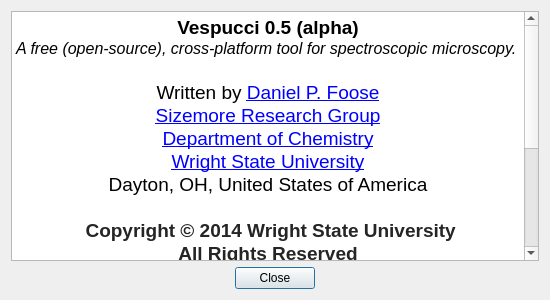
Old version of the form aboutdialog.ui in the repository VespucciProject/Vespucci.
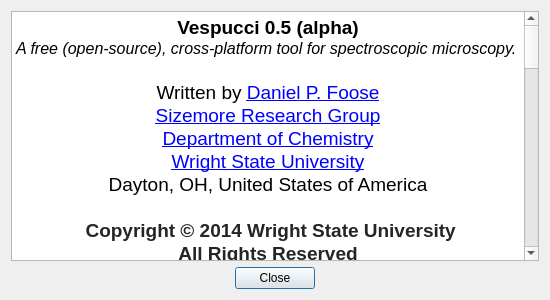
New version of the form.

Patch:
```diff
--- a/aboutdialog.ui
+++ b/aboutdialog.ui
@@ -42,7 +42,59 @@
 &lt;p align=&quot;justify&quot; style=&quot;-qt-paragraph-type:empty; margin-top:0px; margin-bottom:0px; margin-left:0px; margin-right:0px; -qt-block-indent:0; text-indent:0px; font-family:'monospace'; font-size:10pt; color:#000000;&quot;&gt;&lt;br /&gt;&lt;/p&gt;
 &lt;p align=&quot;justify&quot; style=&quot; margin-top:0px; margin-bottom:0px; margin-left:0px; margin-right:0px; -qt-block-indent:0; text-indent:0px;&quot;&gt;&lt;span style=&quot; font-family:'monospace'; font-size:10pt; color:#000000; background-color:#ffffff;&quot;&gt;This program is distributed in the hope that it will be useful, but &lt;/span&gt;&lt;span style=&quot; font-family:'monospace'; font-size:10pt; font-weight:600; color:#000000; background-color:#ffffff;&quot;&gt;WITHOUT ANY WARRANTY&lt;/span&gt;&lt;span style=&quot; font-family:'monospace'; font-size:10pt; color:#000000; background-color:#ffffff;&quot;&gt;; without even the implied warranty of &lt;/span&gt;&lt;span style=&quot; font-family:'monospace'; font-size:10pt; font-weight:600; color:#000000; background-color:#ffffff;&quot;&gt;MERCHANTABILITY&lt;/span&gt;&lt;span style=&quot; font-family:'monospace'; font-size:10pt; color:#000000; background-color:#ffffff;&quot;&gt; or &lt;/span&gt;&lt;span style=&quot; font-family:'monospace'; font-size:10pt; font-weight:600; color:#000000; background-color:#ffffff;&quot;&gt;FITNESS FOR A PARTICULAR PURPOSE. &lt;/span&gt;&lt;span style=&quot; font-family:'monospace'; font-size:10pt; color:#000000; background-color:#ffffff;&quot;&gt;See the GNU General Public License for more details.&lt;/span&gt;&lt;/p&gt;
 &lt;p align=&quot;justify&quot; style=&quot;-qt-paragraph-type:empty; margin-top:0px; margin-bottom:0px; margin-left:0px; margin-right:0px; -qt-block-indent:0; text-indent:0px; font-family:'monospace'; font-size:10pt; color:#000000;&quot;&gt;&lt;br /&gt;&lt;/p&gt;
-&lt;p align=&quot;justify&quot; style=&quot; margin-top:0px; margin-bottom:0px; margin-left:0px; margin-right:0px; -qt-block-indent:0; text-indent:0px;&quot;&gt;&lt;span style=&quot; font-family:'monospace'; font-size:10pt; color:#000000; background-color:#ffffff;&quot;&gt;You should have received a copy of the GNU General Public Licence along with this program.  If not, see &amp;lt;&lt;/span&gt;&lt;a href=&quot;http://www.gnu.org/licenses/&quot;&gt;&lt;span style=&quot; font-size:10pt; text-decoration: underline; color:#0000ff;&quot;&gt;http://www.gnu.org/licenses/&lt;/span&gt;&lt;/a&gt;&lt;span style=&quot; font-family:'monospace'; font-size:10pt; color:#000000; background-color:#ffffff;&quot;&gt;&amp;gt;.&lt;/span&gt;&lt;/p&gt;&lt;/body&gt;&lt;/html&gt;</string>
+&lt;p align=&quot;justify&quot; style=&quot; margin-top:0px; margin-bottom:0px; margin-left:0px; margin-right:0px; -qt-block-indent:0; text-indent:0px;&quot;&gt;&lt;span style=&quot; font-family:'monospace'; font-size:10pt; color:#000000; background-color:#ffffff;&quot;&gt;You should have received a copy of the GNU General Public Licence along with this program.  If not, see &amp;lt;&lt;/span&gt;&lt;a href=&quot;http://www.gnu.org/licenses/&quot;&gt;&lt;span style=&quot; font-size:10pt; text-decoration: underline; color:#0000ff;&quot;&gt;http://www.gnu.org/licenses/&lt;/span&gt;&lt;/a&gt;&lt;span style=&quot; font-family:'monospace'; font-size:10pt; color:#000000; background-color:#ffffff;&quot;&gt;&amp;gt;.&lt;/span&gt;&lt;/p&gt;
+&lt;p align=&quot;justify&quot; style=&quot;-qt-paragraph-type:empty; margin-top:0px; margin-bottom:0px; margin-left:0px; margin-right:0px; -qt-block-indent:0; text-indent:0px; font-family:'monospace'; font-size:10pt; color:#000000;&quot;&gt;&lt;br /&gt;&lt;/p&gt;
+&lt;p align=&quot;justify&quot; style=&quot; margin-top:0px; margin-bottom:0px; margin-left:0px; margin-right:0px; -qt-block-indent:0; text-indent:0px;&quot;&gt;&lt;span style=&quot; font-family:'monospace'; font-size:10pt; color:#000000; background-color:#ffffff;&quot;&gt;Vespucci incorporates several translations of code into C++ from other languages. With the exception of those examples listed below, all of this code is also distributed under the terms of the GPL and as such does not require a copyright notice in the binary distribution or source, though attribution is provided below and in the source.&lt;/span&gt;&lt;/p&gt;
+&lt;p align=&quot;justify&quot; style=&quot;-qt-paragraph-type:empty; margin-top:0px; margin-bottom:0px; margin-left:0px; margin-right:0px; -qt-block-indent:0; text-indent:0px; font-family:'monospace'; font-size:10pt; color:#000000;&quot;&gt;&lt;br /&gt;&lt;/p&gt;
+&lt;p align=&quot;justify&quot; style=&quot; margin-top:0px; margin-bottom:0px; margin-left:0px; margin-right:0px; -qt-block-indent:0; text-indent:0px;&quot;&gt;&lt;span style=&quot; font-family:'monospace'; font-size:10pt; color:#000000; background-color:#ffffff;&quot;&gt;The following GPL-code was ported into the program:&lt;/span&gt;&lt;/p&gt;
+&lt;p align=&quot;justify&quot; style=&quot;-qt-paragraph-type:empty; margin-top:0px; margin-bottom:0px; margin-left:0px; margin-right:0px; -qt-block-indent:0; text-indent:0px; font-family:'monospace'; font-size:10pt; color:#000000;&quot;&gt;&lt;br /&gt;&lt;/p&gt;
+&lt;p align=&quot;justify&quot; style=&quot; margin-top:0px; margin-bottom:0px; margin-left:0px; margin-right:0px; -qt-block-indent:0; text-indent:0px;&quot;&gt;&lt;span style=&quot; font-family:'monospace'; font-size:10pt; font-weight:600; color:#000000; background-color:#ffffff;&quot;&gt;plsregress() &lt;/span&gt;&lt;span style=&quot; font-family:'monospace'; font-size:10pt; color:#000000; background-color:#ffffff;&quot;&gt;from the &lt;/span&gt;&lt;a href=&quot;https://www.gnu.org/software/octave/&quot;&gt;&lt;span style=&quot; font-size:10pt; text-decoration: underline; color:#0000ff;&quot;&gt;Octave&lt;/span&gt;&lt;/a&gt;&lt;span style=&quot; font-family:'monospace'; font-size:10pt; color:#000000; background-color:#ffffff;&quot;&gt; statistics package, &lt;/span&gt;&lt;/p&gt;
+&lt;p align=&quot;justify&quot; style=&quot; margin-top:0px; margin-bottom:0px; margin-left:0px; margin-right:0px; -qt-block-indent:0; text-indent:0px;&quot;&gt;&lt;span style=&quot; font-family:'sans-serif'; font-size:10pt; font-weight:600; color:#252525; background-color:#ffffff;&quot;&gt;©&lt;/span&gt;&lt;span style=&quot; font-family:'monospace'; font-size:10pt; color:#000000; background-color:#ffffff;&quot;&gt; 2012 Fernando Damian Nieuwveldt &amp;lt;fdnieuwveldt@gmail.com&amp;gt;&lt;/span&gt;&lt;/p&gt;
+&lt;p align=&quot;justify&quot; style=&quot;-qt-paragraph-type:empty; margin-top:0px; margin-bottom:0px; margin-left:0px; margin-right:0px; -qt-block-indent:0; text-indent:0px; font-family:'monospace'; font-size:10pt; color:#000000;&quot;&gt;&lt;br /&gt;&lt;/p&gt;
+&lt;p align=&quot;justify&quot; style=&quot; margin-top:0px; margin-bottom:0px; margin-left:0px; margin-right:0px; -qt-block-indent:0; text-indent:0px;&quot;&gt;&lt;span style=&quot; font-family:'monospace'; font-size:10pt; font-weight:600; color:#000000; background-color:#ffffff;&quot;&gt;svds() &lt;/span&gt;&lt;span style=&quot; font-family:'monospace'; font-size:10pt; color:#000000; background-color:#ffffff;&quot;&gt;from Octave&lt;/span&gt;&lt;/p&gt;
+&lt;p align=&quot;justify&quot; style=&quot; margin-top:0px; margin-bottom:0px; margin-left:0px; margin-right:0px; -qt-block-indent:0; text-indent:0px;&quot;&gt;&lt;span style=&quot; font-family:'sans-serif'; font-size:10pt; font-weight:600; color:#252525; background-color:#ffffff;&quot;&gt;©&lt;/span&gt;&lt;span style=&quot; font-family:'monospace'; font-size:10pt; color:#000000; background-color:#ffffff;&quot;&gt; 2006-2013 David Bateman&lt;/span&gt;&lt;/p&gt;
+&lt;p align=&quot;justify&quot; style=&quot;-qt-paragraph-type:empty; margin-top:0px; margin-bottom:0px; margin-left:0px; margin-right:0px; -qt-block-indent:0; text-indent:0px; font-family:'monospace'; font-size:10pt; color:#000000;&quot;&gt;&lt;br /&gt;&lt;/p&gt;
+&lt;p align=&quot;justify&quot; style=&quot; margin-top:0px; margin-bottom:0px; margin-left:0px; margin-right:0px; -qt-block-indent:0; text-indent:0px;&quot;&gt;&lt;span style=&quot; font-family:'monospace'; font-size:10pt; font-weight:600; color:#000000; background-color:#ffffff;&quot;&gt;Vertex Component Analysis&lt;/span&gt;&lt;/p&gt;
+&lt;p align=&quot;justify&quot; style=&quot; margin-top:0px; margin-bottom:0px; margin-left:0px; margin-right:0px; -qt-block-indent:0; text-indent:0px;&quot;&gt;&lt;span style=&quot; font-family:'sans-serif'; font-size:10pt; font-weight:600; color:#252525; background-color:#ffffff;&quot;&gt;© &lt;/span&gt;&lt;span style=&quot; font-family:'sans-serif'; font-size:10pt; color:#252525; background-color:#ffffff;&quot;&gt;2004 &lt;/span&gt;&lt;/p&gt;
+&lt;p align=&quot;justify&quot; style=&quot; margin-top:0px; margin-bottom:0px; margin-left:0px; margin-right:0px; -qt-block-indent:0; text-indent:0px;&quot;&gt;&lt;span style=&quot; font-family:'sans-serif'; font-size:10pt; color:#252525; background-color:#ffffff;&quot;&gt;José Nascimento (zen@isel.pt) &lt;/span&gt;&lt;/p&gt;
+&lt;p style=&quot; margin-top:0px; margin-bottom:0px; margin-left:0px; margin-right:0px; -qt-block-indent:0; text-indent:0px;&quot;&gt;&lt;span style=&quot; font-family:'sans-serif'; font-size:10pt; color:#252525; background-color:#ffffff;&quot;&gt;José Bioucas Dias (bioucas@lx.it.pt) &lt;/span&gt;&lt;/p&gt;
+&lt;p style=&quot;-qt-paragraph-type:empty; margin-top:0px; margin-bottom:0px; margin-left:0px; margin-right:0px; -qt-block-indent:0; text-indent:0px; font-family:'sans-serif'; font-size:10pt; color:#252525;&quot;&gt;&lt;br /&gt;&lt;/p&gt;
+&lt;p style=&quot; margin-top:0px; margin-bottom:0px; margin-left:0px; margin-right:0px; -qt-block-indent:0; text-indent:0px;&quot;&gt;&lt;span style=&quot; font-family:'sans-serif'; font-size:10pt; font-weight:600; color:#252525; background-color:#ffffff;&quot;&gt;HySime&lt;/span&gt;&lt;/p&gt;
+&lt;p style=&quot; margin-top:0px; margin-bottom:0px; margin-left:0px; margin-right:0px; -qt-block-indent:0; text-indent:0px;&quot;&gt;&lt;span style=&quot; font-family:'sans-serif'; font-size:10pt; font-weight:600; color:#252525; background-color:#ffffff;&quot;&gt;© &lt;/span&gt;&lt;span style=&quot; font-family:'sans-serif'; font-size:10pt; color:#252525; background-color:#ffffff;&quot;&gt;2008 &lt;/span&gt;&lt;/p&gt;
+&lt;p align=&quot;justify&quot; style=&quot; margin-top:0px; margin-bottom:0px; margin-left:0px; margin-right:0px; -qt-block-indent:0; text-indent:0px;&quot;&gt;&lt;span style=&quot; font-family:'sans-serif'; font-size:10pt; color:#252525; background-color:#ffffff;&quot;&gt;José Nascimento (zen@isel.pt) &lt;/span&gt;&lt;/p&gt;
+&lt;p style=&quot; margin-top:0px; margin-bottom:0px; margin-left:0px; margin-right:0px; -qt-block-indent:0; text-indent:0px;&quot;&gt;&lt;span style=&quot; font-family:'sans-serif'; font-size:10pt; color:#252525; background-color:#ffffff;&quot;&gt;José Bioucas Dias (bioucas@lx.it.pt) &lt;/span&gt;&lt;/p&gt;
+&lt;p align=&quot;justify&quot; style=&quot;-qt-paragraph-type:empty; margin-top:0px; margin-bottom:0px; margin-left:0px; margin-right:0px; -qt-block-indent:0; text-indent:0px; font-size:10pt; text-decoration: underline; color:#0000ff;&quot;&gt;&lt;br /&gt;&lt;/p&gt;
+&lt;p align=&quot;justify&quot; style=&quot;-qt-paragraph-type:empty; margin-top:0px; margin-bottom:0px; margin-left:0px; margin-right:0px; -qt-block-indent:0; text-indent:0px; font-family:'monospace'; font-size:10pt; color:#000000;&quot;&gt;&lt;br /&gt;&lt;/p&gt;
+&lt;p align=&quot;justify&quot; style=&quot; margin-top:0px; margin-bottom:0px; margin-left:0px; margin-right:0px; -qt-block-indent:0; text-indent:0px;&quot;&gt;&lt;span style=&quot; font-family:'monospace'; font-size:10pt; color:#000000; background-color:#ffffff;&quot;&gt;Vespucci contains a port of the peakfinder MATLAB routine, which is distributed under a BSD-style license. This code is located in arma_ext.cpp in the source and is marked as such in the comments. The notice for peakfinder:&lt;/span&gt;&lt;/p&gt;
+&lt;p align=&quot;justify&quot; style=&quot;-qt-paragraph-type:empty; margin-top:0px; margin-bottom:0px; margin-left:0px; margin-right:0px; -qt-block-indent:0; text-indent:0px; font-family:'monospace'; font-size:10pt; color:#000000;&quot;&gt;&lt;br /&gt;&lt;/p&gt;
+&lt;p align=&quot;justify&quot; style=&quot; margin-top:0px; margin-bottom:0px; margin-left:0px; margin-right:0px; -qt-block-indent:0; text-indent:0px;&quot;&gt;&lt;span style=&quot; font-family:'monospace'; font-size:10pt; color:#000000; background-color:#ffffff;&quot;&gt;Copyright (c) 2013, Nathanael C. Yoder&lt;/span&gt;&lt;/p&gt;
+&lt;p style=&quot; margin-top:0px; margin-bottom:0px; margin-left:0px; margin-right:0px; -qt-block-indent:0; text-indent:0px;&quot;&gt;&lt;span style=&quot; font-family:'monospace'; font-size:10pt; color:#000000; background-color:#ffffff;&quot;&gt;All rights reserved.&lt;/span&gt;&lt;/p&gt;
+&lt;p style=&quot;-qt-paragraph-type:empty; margin-top:0px; margin-bottom:0px; margin-left:0px; margin-right:0px; -qt-block-indent:0; text-indent:0px; font-family:'monospace'; font-size:10pt; color:#000000;&quot;&gt;&lt;br /&gt;&lt;/p&gt;
+&lt;p style=&quot; margin-top:0px; margin-bottom:0px; margin-left:0px; margin-right:0px; -qt-block-indent:0; text-indent:0px;&quot;&gt;&lt;span style=&quot; font-family:'monospace'; font-size:10pt; color:#000000; background-color:#ffffff;&quot;&gt;Redistribution and use in source and binary forms, with or without&lt;/span&gt;&lt;/p&gt;
+&lt;p style=&quot; margin-top:0px; margin-bottom:0px; margin-left:0px; margin-right:0px; -qt-block-indent:0; text-indent:0px;&quot;&gt;&lt;span style=&quot; font-family:'monospace'; font-size:10pt; color:#000000; background-color:#ffffff;&quot;&gt;modification, are permitted provided that the following conditions are&lt;/span&gt;&lt;/p&gt;
+&lt;p style=&quot; margin-top:0px; margin-bottom:0px; margin-left:0px; margin-right:0px; -qt-block-indent:0; text-indent:0px;&quot;&gt;&lt;span style=&quot; font-family:'monospace'; font-size:10pt; color:#000000; background-color:#ffffff;&quot;&gt;met:&lt;/span&gt;&lt;/p&gt;
+&lt;p style=&quot;-qt-paragraph-type:empty; margin-top:0px; margin-bottom:0px; margin-left:0px; margin-right:0px; -qt-block-indent:0; text-indent:0px; font-family:'monospace'; font-size:10pt; color:#000000;&quot;&gt;&lt;br /&gt;&lt;/p&gt;
+&lt;p style=&quot; margin-top:0px; margin-bottom:0px; margin-left:0px; margin-right:0px; -qt-block-indent:0; text-indent:0px;&quot;&gt;&lt;span style=&quot; font-family:'monospace'; font-size:10pt; color:#000000; background-color:#ffffff;&quot;&gt;    * Redistributions of source code must retain the above copyright&lt;/span&gt;&lt;/p&gt;
+&lt;p style=&quot; margin-top:0px; margin-bottom:0px; margin-left:0px; margin-right:0px; -qt-block-indent:0; text-indent:0px;&quot;&gt;&lt;span style=&quot; font-family:'monospace'; font-size:10pt; color:#000000; background-color:#ffffff;&quot;&gt;      notice, this list of conditions and the following disclaimer.&lt;/span&gt;&lt;/p&gt;
+&lt;p style=&quot; margin-top:0px; margin-bottom:0px; margin-left:0px; margin-right:0px; -qt-block-indent:0; text-indent:0px;&quot;&gt;&lt;span style=&quot; font-family:'monospace'; font-size:10pt; color:#000000; background-color:#ffffff;&quot;&gt;    * Redistributions in binary form must reproduce the above copyright&lt;/span&gt;&lt;/p&gt;
+&lt;p style=&quot; margin-top:0px; margin-bottom:0px; margin-left:0px; margin-right:0px; -qt-block-indent:0; text-indent:0px;&quot;&gt;&lt;span style=&quot; font-family:'monospace'; font-size:10pt; color:#000000; background-color:#ffffff;&quot;&gt;      notice, this list of conditions and the following disclaimer in&lt;/span&gt;&lt;/p&gt;
+&lt;p style=&quot; margin-top:0px; margin-bottom:0px; margin-left:0px; margin-right:0px; -qt-block-indent:0; text-indent:0px;&quot;&gt;&lt;span style=&quot; font-family:'monospace'; font-size:10pt; color:#000000; background-color:#ffffff;&quot;&gt;      the documentation and/or other materials provided with the distribution&lt;/span&gt;&lt;/p&gt;
+&lt;p style=&quot; margin-top:0px; margin-bottom:0px; margin-left:0px; margin-right:0px; -qt-block-indent:0; text-indent:0px;&quot;&gt;&lt;span style=&quot; font-family:'monospace'; font-size:10pt; color:#000000; background-color:#ffffff;&quot;&gt;    * Neither the name of the  nor the names&lt;/span&gt;&lt;/p&gt;
+&lt;p style=&quot; margin-top:0px; margin-bottom:0px; margin-left:0px; margin-right:0px; -qt-block-indent:0; text-indent:0px;&quot;&gt;&lt;span style=&quot; font-family:'monospace'; font-size:10pt; color:#000000; background-color:#ffffff;&quot;&gt;      of its contributors may be used to endorse or promote products derived&lt;/span&gt;&lt;/p&gt;
+&lt;p style=&quot; margin-top:0px; margin-bottom:0px; margin-left:0px; margin-right:0px; -qt-block-indent:0; text-indent:0px;&quot;&gt;&lt;span style=&quot; font-family:'monospace'; font-size:10pt; color:#000000; background-color:#ffffff;&quot;&gt;      from this software without specific prior written permission.&lt;/span&gt;&lt;/p&gt;
+&lt;p style=&quot;-qt-paragraph-type:empty; margin-top:0px; margin-bottom:0px; margin-left:0px; margin-right:0px; -qt-block-indent:0; text-indent:0px; font-family:'monospace'; font-size:10pt; color:#000000;&quot;&gt;&lt;br /&gt;&lt;/p&gt;
+&lt;p style=&quot; margin-top:0px; margin-bottom:0px; margin-left:0px; margin-right:0px; -qt-block-indent:0; text-indent:0px;&quot;&gt;&lt;span style=&quot; font-family:'monospace'; font-size:10pt; color:#000000; background-color:#ffffff;&quot;&gt;THIS SOFTWARE IS PROVIDED BY THE COPYRIGHT HOLDERS AND CONTRIBUTORS &amp;quot;AS IS&amp;quot;&lt;/span&gt;&lt;/p&gt;
+&lt;p style=&quot; margin-top:0px; margin-bottom:0px; margin-left:0px; margin-right:0px; -qt-block-indent:0; text-indent:0px;&quot;&gt;&lt;span style=&quot; font-family:'monospace'; font-size:10pt; color:#000000; background-color:#ffffff;&quot;&gt;AND ANY EXPRESS OR IMPLIED WARRANTIES, INCLUDING, BUT NOT LIMITED TO, THE&lt;/span&gt;&lt;/p&gt;
+&lt;p style=&quot; margin-top:0px; margin-bottom:0px; margin-left:0px; margin-right:0px; -qt-block-indent:0; text-indent:0px;&quot;&gt;&lt;span style=&quot; font-family:'monospace'; font-size:10pt; color:#000000; background-color:#ffffff;&quot;&gt;IMPLIED WARRANTIES OF MERCHANTABILITY AND FITNESS FOR A PARTICULAR PURPOSE&lt;/span&gt;&lt;/p&gt;
+&lt;p style=&quot; margin-top:0px; margin-bottom:0px; margin-left:0px; margin-right:0px; -qt-block-indent:0; text-indent:0px;&quot;&gt;&lt;span style=&quot; font-family:'monospace'; font-size:10pt; color:#000000; background-color:#ffffff;&quot;&gt;ARE DISCLAIMED. IN NO EVENT SHALL THE COPYRIGHT OWNER OR CONTRIBUTORS BE&lt;/span&gt;&lt;/p&gt;
+&lt;p style=&quot; margin-top:0px; margin-bottom:0px; margin-left:0px; margin-right:0px; -qt-block-indent:0; text-indent:0px;&quot;&gt;&lt;span style=&quot; font-family:'monospace'; font-size:10pt; color:#000000; background-color:#ffffff;&quot;&gt;LIABLE FOR ANY DIRECT, INDIRECT, INCIDENTAL, SPECIAL, EXEMPLARY, OR&lt;/span&gt;&lt;/p&gt;
+&lt;p style=&quot; margin-top:0px; margin-bottom:0px; margin-left:0px; margin-right:0px; -qt-block-indent:0; text-indent:0px;&quot;&gt;&lt;span style=&quot; font-family:'monospace'; font-size:10pt; color:#000000; background-color:#ffffff;&quot;&gt;CONSEQUENTIAL DAMAGES (INCLUDING, BUT NOT LIMITED TO, PROCUREMENT OF&lt;/span&gt;&lt;/p&gt;
+&lt;p style=&quot; margin-top:0px; margin-bottom:0px; margin-left:0px; margin-right:0px; -qt-block-indent:0; text-indent:0px;&quot;&gt;&lt;span style=&quot; font-family:'monospace'; font-size:10pt; color:#000000; background-color:#ffffff;&quot;&gt;SUBSTITUTE GOODS OR SERVICES; LOSS OF USE, DATA, OR PROFITS; OR BUSINESS&lt;/span&gt;&lt;/p&gt;
+&lt;p style=&quot; margin-top:0px; margin-bottom:0px; margin-left:0px; margin-right:0px; -qt-block-indent:0; text-indent:0px;&quot;&gt;&lt;span style=&quot; font-family:'monospace'; font-size:10pt; color:#000000; background-color:#ffffff;&quot;&gt;INTERRUPTION) HOWEVER CAUSED AND ON ANY THEORY OF LIABILITY, WHETHER IN&lt;/span&gt;&lt;/p&gt;
+&lt;p style=&quot; margin-top:0px; margin-bottom:0px; margin-left:0px; margin-right:0px; -qt-block-indent:0; text-indent:0px;&quot;&gt;&lt;span style=&quot; font-family:'monospace'; font-size:10pt; color:#000000; background-color:#ffffff;&quot;&gt;CONTRACT, STRICT LIABILITY, OR TORT (INCLUDING NEGLIGENCE OR OTHERWISE)&lt;/span&gt;&lt;/p&gt;
+&lt;p style=&quot; margin-top:0px; margin-bottom:0px; margin-left:0px; margin-right:0px; -qt-block-indent:0; text-indent:0px;&quot;&gt;&lt;span style=&quot; font-family:'monospace'; font-size:10pt; color:#000000; background-color:#ffffff;&quot;&gt;ARISING IN ANY WAY OUT OF THE USE OF THIS SOFTWARE, EVEN IF ADVISED OF THE&lt;/span&gt;&lt;/p&gt;
+&lt;p style=&quot; margin-top:0px; margin-bottom:0px; margin-left:0px; margin-right:0px; -qt-block-indent:0; text-indent:0px;&quot;&gt;&lt;span style=&quot; font-family:'monospace'; font-size:10pt; color:#000000; background-color:#ffffff;&quot;&gt;POSSIBILITY OF SUCH DAMAGE.&lt;/span&gt;&lt;/p&gt;
+&lt;p style=&quot;-qt-paragraph-type:empty; margin-top:0px; margin-bottom:0px; margin-left:0px; margin-right:0px; -qt-block-indent:0; text-indent:0px; font-family:'monospace'; font-size:10pt; color:#000000;&quot;&gt;&lt;br /&gt;&lt;/p&gt;&lt;/body&gt;&lt;/html&gt;</string>
      </property>
     </widget>
    </item>
```
